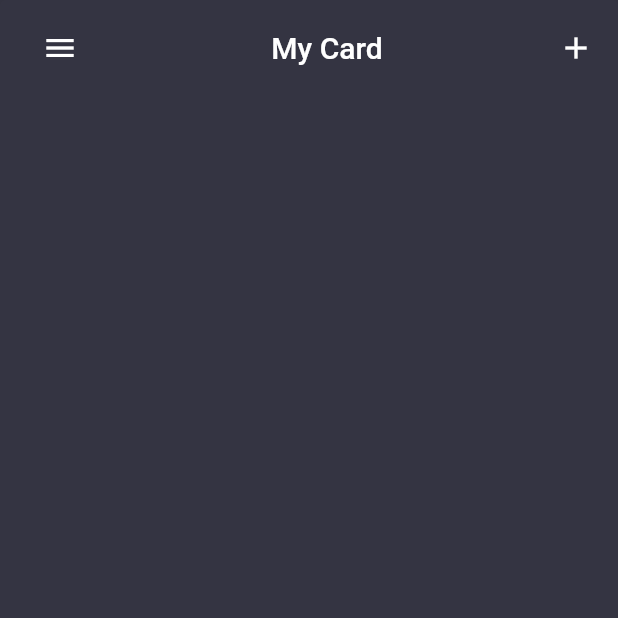
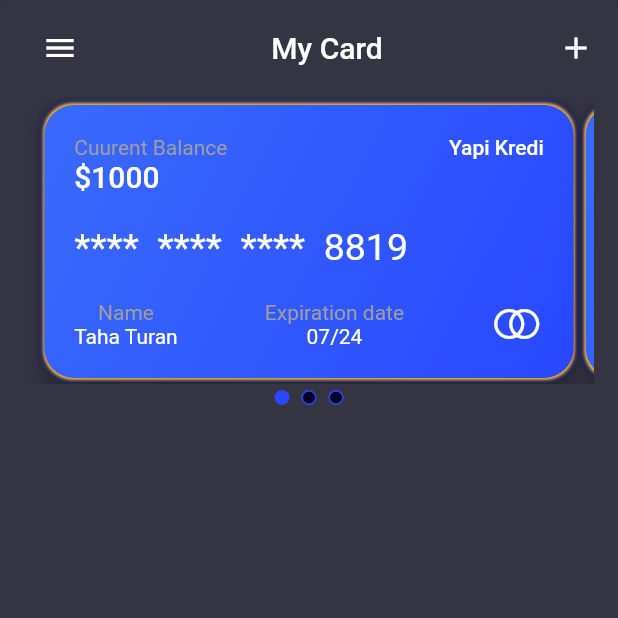
Before and after one commit to tahaturan/flutter_animation_app, a Flutter app: the screen it shows after launch, on a phone screen of 412 x 824 dp, the top half of it. Run offline on Flutter 3.47's test engine with Material 2 defaults, Android fonts, the phone set to English and light mode, and no system bars.

Commit message:
kart tasarimi yapildi

```diff
--- /dev/null
+++ b/lib/core/model/card_model.dart
@@ -0,0 +1,72 @@
+class CardModel {
+  String? name;
+  int? balance;
+  String? year;
+  String? month;
+  String? bank;
+  String? country;
+  String? city;
+  String? cardNumber;
+
+  CardModel({this.name, this.balance, this.year, this.month, this.bank, this.country, this.city, this.cardNumber});
+
+  CardModel.fromJson(Map<String, dynamic> json) {
+    name = json['name'];
+    balance = json['balance'];
+    year = json['year'];
+    month = json['month'];
+    bank = json['bank'];
+    country = json['country'];
+    city = json['city'];
+    cardNumber = json['cardNumber'];
+  }
+
+  Map<String, dynamic> toJson() {
+    final Map<String, dynamic> data = <String, dynamic>{};
+    data['name'] = name;
+    data['balance'] = balance;
+    data['year'] = year;
+    data['month'] = month;
+    data['bank'] = bank;
+    data['country'] = country;
+    data['city'] = city;
+    data['cardNumber'] = cardNumber;
+    return data;
+  }
+
+  //TODO: Dummy Data sonrasinda silincek
+  static List<CardModel> dummyCard() {
+    return [
+      CardModel(
+        name: 'Taha Turan',
+        balance: 1000,
+        bank: 'Yapi Kredi',
+        year: '24',
+        month: '07',
+        city: 'Adyin',
+        country: 'TR',
+        cardNumber: '****  ****  ****  8819',
+      ),
+      CardModel(
+        name: 'Taha Turan',
+        balance: 1000,
+        bank: 'TEB',
+        year: '26',
+        month: '11',
+        city: 'Adyin',
+        country: 'TR',
+        cardNumber: '****  ****  ****  2458',
+      ),
+      CardModel(
+        name: 'Taha Turan',
+        balance: 1000,
+        bank: 'Ziraat',
+        year: '28',
+        month: '10',
+        city: 'Adyin',
+        country: 'TR',
+        cardNumber: '****  ****  ****  1505',
+      ),
+    ];
+  }
+}
--- a/lib/core/views/dashboard_view.dart
+++ b/lib/core/views/dashboard_view.dart
@@ -1,6 +1,9 @@
 import 'package:flutter/material.dart';
+import 'package:flutter_wallet_app/core/model/card_model.dart';
+import 'package:flutter_wallet_app/product/constants/project_colors.dart';
 import 'package:flutter_wallet_app/product/constants/project_duration.dart';
 import 'package:flutter_wallet_app/product/constants/project_padding.dart';
+import 'package:flutter_wallet_app/product/widgets/my_card.dart';
 
 class DashBoardView extends StatefulWidget {
   const DashBoardView({
@@ -11,11 +14,21 @@
   State<DashBoardView> createState() => _DashBoardViewState();
 }
 
-class _DashBoardViewState extends State<DashBoardView> {
+class _DashBoardViewState extends State<DashBoardView> with SingleTickerProviderStateMixin {
   final String _myCard = 'My Card';
 
   final double _elevation = 15;
   bool _isOpen = false;
+  final double sizedBoxHeight = 200;
+  late final List<CardModel> _cards;
+  late final TabController _tabController;
+
+  @override
+  void initState() {
+    super.initState();
+    _cards = CardModel.dummyCard();
+    _tabController = TabController(length: CardModel.dummyCard().length, vsync: this);
+  }
 
   void _chanceOpen() {
     setState(() {
@@ -27,6 +40,7 @@
   Widget build(BuildContext context) {
     final double screenHeight = MediaQuery.of(context).size.height;
     final double screenWidth = MediaQuery.of(context).size.width;
+
     return AnimatedPositioned(
       top: _isOpen ? screenHeight * 0.1 : 0,
       bottom: _isOpen ? screenHeight * 0.1 : 0,
@@ -40,11 +54,40 @@
         child: Padding(
           padding: ProjectPadding.paddingLeftRightTop,
           child: Column(
-            children: [
-              _appBar(context),
-            ],
+            children: [_appBar(context), _pageViewBuilder(), _tabPageSelector()],
           ),
         ),
+      ),
+    );
+  }
+
+  Widget _tabPageSelector() {
+    const double indicatorSize = 10;
+    return Row(
+      mainAxisAlignment: MainAxisAlignment.center,
+      children: [
+        TabPageSelector(
+          controller: _tabController,
+          indicatorSize: indicatorSize,
+          color: ProjectColors.blackRussian.color(),
+          selectedColor: ProjectColors.blueRibbon.color(),
+        )
+      ],
+    );
+  }
+
+  Widget _pageViewBuilder() {
+    return SizedBox(
+      height: sizedBoxHeight,
+      child: PageView.builder(
+        onPageChanged: (value) {
+          _tabController.animateTo(value, duration: ProjectDuration().durationFast, curve: Curves.easeInExpo);
+        },
+        controller: PageController(viewportFraction: 0.95),
+        itemCount: _cards.length,
+        itemBuilder: (context, index) {
+          return MyCard(cardModel: _cards[index]);
+        },
       ),
     );
   }
--- /dev/null
+++ b/lib/product/constants/project_colors.dart
@@ -0,0 +1,30 @@
+import 'package:flutter/material.dart';
+
+class ProjectGradiendColor {
+  static final List<Color> gradiendOne = [const Color(0xFF020024), const Color(0xFF093179), const Color(0xFF0097ff)];
+  static final List<Color> kingYna = [const Color(0xFF1a2a6c), const Color(0xFFb21f1f), const Color(0xFFfdbb2d)];
+  static final List<Color> chittyChitty = [const Color(0xFF396afc), const Color(0xFF2948ff)];
+}
+
+enum ProjectColors { sceptreBlue, white, dodgerBlue, blueRibbon, terracotta, mySin, blackRussian }
+
+extension ProjectColorsExtension on ProjectColors {
+  Color color() {
+    switch (this) {
+      case ProjectColors.sceptreBlue:
+        return const Color(0xFF343442);
+      case ProjectColors.white:
+        return Colors.white;
+      case ProjectColors.dodgerBlue:
+        return const Color(0xFF396afc);
+      case ProjectColors.blueRibbon:
+        return const Color(0xFF2948ff);
+      case ProjectColors.terracotta:
+        return const Color(0xFFb21f1f);
+      case ProjectColors.mySin:
+        return const Color(0xFFfdbb2d);
+      case ProjectColors.blackRussian:
+        return const Color(0xFF020024);
+    }
+  }
+}
--- a/lib/product/constants/project_padding.dart
+++ b/lib/product/constants/project_padding.dart
@@ -3,4 +3,6 @@
 class ProjectPadding {
   static const EdgeInsets paddingLeft = EdgeInsets.only(left: 16);
   static const EdgeInsets paddingLeftRightTop = EdgeInsets.only(left: 16, right: 16, top: 8);
+  static const EdgeInsets paddingAll = EdgeInsets.all(20);
+  static const EdgeInsets paddingTop = EdgeInsets.only(top: 10);
 }
--- a/lib/product/theme/global_theme.dart
+++ b/lib/product/theme/global_theme.dart
@@ -1,4 +1,5 @@
 import 'package:flutter/material.dart';
+import 'package:flutter_wallet_app/product/constants/project_colors.dart';
 
 class GlobalTheme {
   static ThemeData darkTheme = ThemeData.dark().copyWith(
@@ -10,16 +11,3 @@
   );
   static ThemeData lightTheme = ThemeData.light();
 }
-
-enum ProjectColors { sceptreBlue, white }
-
-extension ProjectColorsExtension on ProjectColors {
-  Color color() {
-    switch (this) {
-      case ProjectColors.sceptreBlue:
-        return const Color(0xFF343442);
-      case ProjectColors.white:
-        return Colors.white;
-    }
-  }
-}
--- /dev/null
+++ b/lib/product/widgets/my_card.dart
@@ -0,0 +1,109 @@
+import 'package:flutter/material.dart';
+import 'package:flutter_wallet_app/core/model/card_model.dart';
+import 'package:flutter_wallet_app/product/constants/project_border_radius.dart';
+import 'package:flutter_wallet_app/product/constants/project_colors.dart';
+import 'package:flutter_wallet_app/product/constants/project_padding.dart';
+
+class MyCard extends StatefulWidget {
+  final CardModel? cardModel;
+  const MyCard({
+    Key? key,
+    required this.cardModel,
+  }) : super(key: key);
+
+  @override
+  State<MyCard> createState() => _MyCardState();
+}
+
+class _MyCardState extends State<MyCard> {
+  final String _balanceTitle = 'Cuurent Balance';
+  final String _name = 'Name';
+  final String _expiration = 'Expiration date';
+  @override
+  Widget build(BuildContext context) {
+    final double screenWidth = MediaQuery.of(context).size.width;
+
+    return Padding(
+      padding: ProjectPadding.paddingTop,
+      child: SizedBox(
+        width: screenWidth * 0.8,
+        child: Card(
+          color: Colors.transparent,
+          elevation: 8,
+          child: Container(
+            decoration: BoxDecoration(
+                gradient: LinearGradient(
+                  colors: ProjectGradiendColor.chittyChitty,
+                  begin: Alignment.topLeft,
+                  end: Alignment.bottomRight,
+                ),
+                borderRadius: ProjectBoderRadius().radiusCircularAll(value: 20),
+                boxShadow: [
+                  BoxShadow(color: ProjectColors.blueRibbon.color(), blurRadius: 3, spreadRadius: 0.8),
+                  BoxShadow(color: ProjectColors.blackRussian.color(), blurRadius: 4, spreadRadius: 0.7),
+                  BoxShadow(color: ProjectColors.mySin.color(), blurRadius: 1, spreadRadius: 0.7),
+                ]),
+            child: _cardInform(context),
+          ),
+        ),
+      ),
+    );
+  }
+
+  Widget _cardInform(BuildContext context) {
+    return Padding(
+      padding: ProjectPadding.paddingAll,
+      child: Column(
+        mainAxisAlignment: MainAxisAlignment.spaceBetween,
+        crossAxisAlignment: CrossAxisAlignment.start,
+        children: [
+          Row(
+            mainAxisAlignment: MainAxisAlignment.spaceBetween,
+            crossAxisAlignment: CrossAxisAlignment.start,
+            children: [
+              Column(
+                crossAxisAlignment: CrossAxisAlignment.start,
+                children: [
+                  Text(_balanceTitle, style: Theme.of(context).textTheme.bodyMedium?.copyWith(color: Colors.grey)),
+                  Text('\$${widget.cardModel?.balance}', style: Theme.of(context).textTheme.headline6),
+                ],
+              ),
+              Text(
+                widget.cardModel?.bank ?? '',
+                style: Theme.of(context).textTheme.bodyLarge,
+              ),
+            ],
+          ),
+          Text(widget.cardModel?.cardNumber ?? '',
+              style: Theme.of(context).textTheme.headline5?.copyWith(fontSize: 25)),
+          Row(
+            mainAxisAlignment: MainAxisAlignment.spaceBetween,
+            children: [
+              Column(
+                children: [
+                  Text(_name, style: Theme.of(context).textTheme.bodyMedium?.copyWith(color: Colors.grey)),
+                  Text(widget.cardModel?.name ?? '')
+                ],
+              ),
+              Column(
+                children: [
+                  Text(_expiration, style: Theme.of(context).textTheme.bodyMedium?.copyWith(color: Colors.grey)),
+                  Text('${widget.cardModel?.month}/${widget.cardModel?.year}')
+                ],
+              ),
+              SizedBox(
+                width: 35,
+                child: Stack(
+                  children: const [
+                    Icon(Icons.circle_outlined),
+                    Positioned(left: 10, child: Icon(Icons.circle_outlined)),
+                  ],
+                ),
+              ),
+            ],
+          )
+        ],
+      ),
+    );
+  }
+}
```
Also changed, not shown: lib/product/constants/project_border_radius.dart (renamed from lib/product/constants/prjoect_border_radius.dart).
